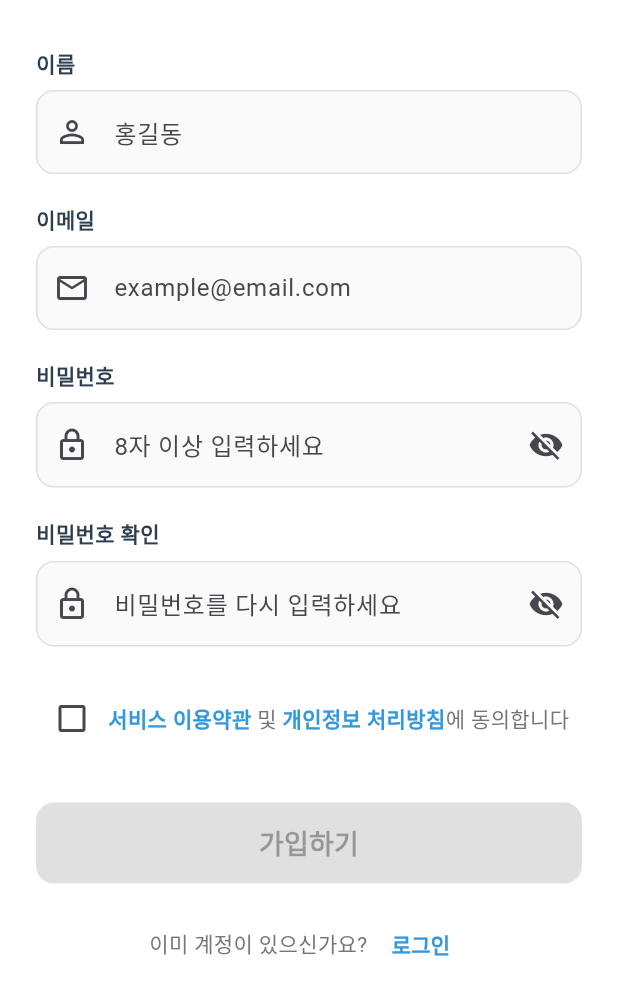
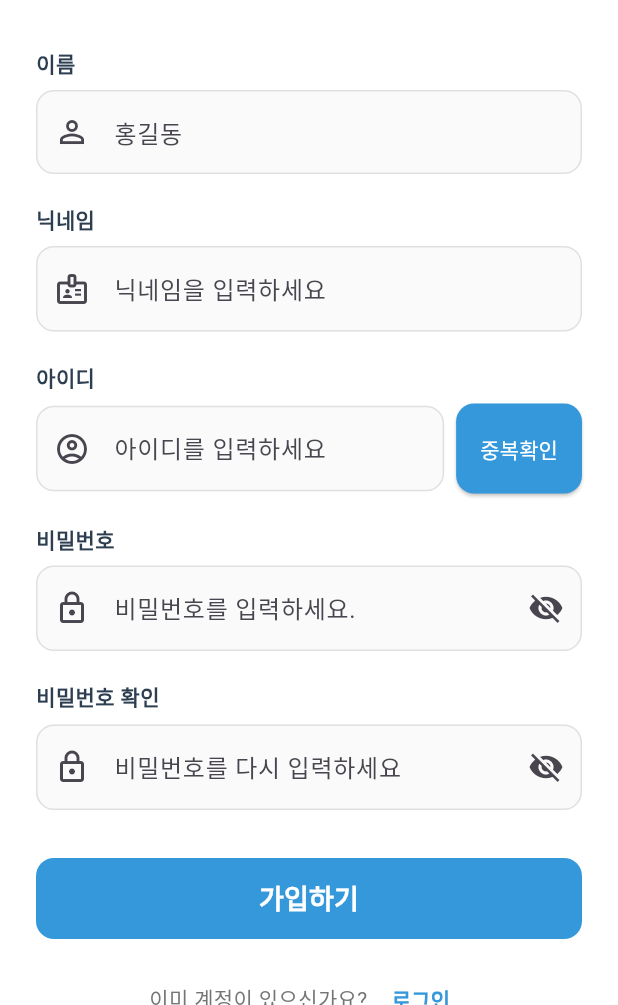
Before and after one commit to ubzzang/moneylog_app, a Flutter app: the SignupScreen screen opened directly, on a phone screen of 412 x 824 dp, the part 231-1236 px from its top. Run offline on Flutter 3.47's test engine with Material 3 defaults, Android fonts, the light colour scheme and no system bars; our stand-ins replace shared_preferences, table_calendar; accounts and stored records are empty; Roboto replaces fonts that are missing (GmarketSans).

Commit message:
로그인 / 회원가입 기능 연결

```diff
--- /dev/null
+++ b/lib/common/constants.dart
@@ -0,0 +1,7 @@
+class Constants {
+  static const String BASE_API_URL = 'http://10.0.2.2:8080';
+
+  // API 엔드포인트
+  static const String AUTH_ENDPOINT = '/api/authentication';
+  static const String MEMBER_ENDPOINT = '/api/members';
+}
--- a/lib/main.dart
+++ b/lib/main.dart
@@ -16,7 +16,7 @@ class MyApp extends StatelessWidget {
         fontFamily: 'GmarketSans',
         primaryColor: Color(0xFF3498DB),
       ),
-      home: const HomeScreen(isLoggedIn: true),
+      home: const HomeScreen(isLoggedIn: false),
     );
   }
 }
--- a/lib/screens/signup_screen.dart
+++ b/lib/screens/signup_screen.dart
@@ -1,4 +1,6 @@
 import 'package:flutter/material.dart';
+import 'dart:convert';
+import '../services/auth_service.dart';
 
 class SignupScreen extends StatefulWidget {
   const SignupScreen({super.key});
@@ -9,13 +11,16 @@ class SignupScreen extends StatefulWidget {
 
 class _SignupScreenState extends State<SignupScreen> {
   final TextEditingController _nameController = TextEditingController();
-  final TextEditingController _emailController = TextEditingController();
+  final TextEditingController _nicknameController = TextEditingController();
+  final TextEditingController _usernameController = TextEditingController();
   final TextEditingController _passwordController = TextEditingController();
   final TextEditingController _confirmPasswordController = TextEditingController();
+  final AuthService _authService = AuthService();  // 추가!
+
   bool _isLoading = false;
   bool _obscurePassword = true;
   bool _obscureConfirmPassword = true;
-  bool _agreedToTerms = false;
+  bool? _usernameAvailable;  // 아이디 중복 체크 결과
 
   @override
   Widget build(BuildContext context) {
@@ -95,9 +100,9 @@ class _SignupScreenState extends State<SignupScreen> {
               ),
               const SizedBox(height: 20),
 
-              // 이메일 입력
+              // 닉네임 입력 (추가!)
               Text(
-                '이메일',
+                '닉네임',
                 style: TextStyle(
                   fontSize: 14,
                   fontWeight: FontWeight.bold,
@@ -106,10 +111,10 @@ class _SignupScreenState extends State<SignupScreen> {
               ),
               const SizedBox(height: 8),
               TextField(
-                controller: _emailController,
+                controller: _nicknameController,
                 decoration: InputDecoration(
-                  hintText: 'example@email.com',
-                  prefixIcon: Icon(Icons.email_outlined),
+                  hintText: '닉네임을 입력하세요',
+                  prefixIcon: Icon(Icons.badge_outlined),
                   border: OutlineInputBorder(
                     borderRadius: BorderRadius.circular(12),
                   ),
@@ -124,8 +129,81 @@ class _SignupScreenState extends State<SignupScreen> {
                     borderSide: BorderSide(color: Color(0xFF3498DB), width: 2),
                   ),
                 ),
-                keyboardType: TextInputType.emailAddress,
               ),
+              const SizedBox(height: 20),
+
+              // 아이디 입력 (변경!)
+              Text(
+                '아이디',
+                style: TextStyle(
+                  fontSize: 14,
+                  fontWeight: FontWeight.bold,
+                  color: Color(0xFF2C3E50),
+                ),
+              ),
+              const SizedBox(height: 8),
+              Row(
+                children: [
+                  Expanded(
+                    child: TextField(
+                      controller: _usernameController,
+                      decoration: InputDecoration(
+                        hintText: '아이디를 입력하세요',
+                        prefixIcon: Icon(Icons.account_circle_outlined),
+                        border: OutlineInputBorder(
+                          borderRadius: BorderRadius.circular(12),
+                        ),
+                        filled: true,
+                        fillColor: Colors.grey[50],
+                        enabledBorder: OutlineInputBorder(
+                          borderRadius: BorderRadius.circular(12),
+                          borderSide: BorderSide(color: Colors.grey[300]!),
+                        ),
+                        focusedBorder: OutlineInputBorder(
+                          borderRadius: BorderRadius.circular(12),
+                          borderSide: BorderSide(color: Color(0xFF3498DB), width: 2),
+                        ),
+                      ),
+                      onChanged: (value) {
+                        // 아이디 입력 변경시 중복체크 결과 초기화
+                        setState(() {
+                          _usernameAvailable = null;
+                        });
+                      },
+                    ),
+                  ),
+                  const SizedBox(width: 8),
+                  ElevatedButton(
+                    onPressed: _checkUsername,
+                    style: ElevatedButton.styleFrom(
+                      backgroundColor: Color(0xFF3498DB),
+                      foregroundColor: Colors.white,
+                      padding: EdgeInsets.symmetric(horizontal: 16, vertical: 20),
+                      shape: RoundedRectangleBorder(
+                        borderRadius: BorderRadius.circular(12),
+                      ),
+                    ),
+                    child: Text('중복확인'),
+                  ),
+                ],
+              ),
+              // 중복 체크 결과 표시
+              if (_usernameAvailable == true)
+                Padding(
+                  padding: const EdgeInsets.only(top: 8, left: 12),
+                  child: Text(
+                    '사용 가능한 아이디입니다.',
+                    style: TextStyle(color: Colors.green, fontSize: 12),
+                  ),
+                ),
+              if (_usernameAvailable == false)
+                Padding(
+                  padding: const EdgeInsets.only(top: 8, left: 12),
+                  child: Text(
+                    '이미 존재하는 아이디입니다.',
+                    style: TextStyle(color: Colors.red, fontSize: 12),
+                  ),
+                ),
               const SizedBox(height: 20),
 
               // 비밀번호 입력
@@ -141,7 +219,7 @@ class _SignupScreenState extends State<SignupScreen> {
               TextField(
                 controller: _passwordController,
                 decoration: InputDecoration(
-                  hintText: '8자 이상 입력하세요',
+                  hintText: '비밀번호를 입력하세요.',
                   prefixIcon: Icon(Icons.lock_outlined),
                   suffixIcon: IconButton(
                     icon: Icon(
@@ -212,63 +290,23 @@ class _SignupScreenState extends State<SignupScreen> {
                 ),
                 obscureText: _obscureConfirmPassword,
               ),
-              const SizedBox(height: 24),
-
-              // 약관 동의
-              Row(
-                children: [
-                  Checkbox(
-                    value: _agreedToTerms,
-                    onChanged: (value) {
-                      setState(() {
-                        _agreedToTerms = value ?? false;
-                      });
-                    },
-                    activeColor: Color(0xFF3498DB),
-                  ),
-                  Expanded(
-                    child: GestureDetector(
-                      onTap: () {
-                        setState(() {
-                          _agreedToTerms = !_agreedToTerms;
-                        });
-                      },
-                      child: Text.rich(
-                        TextSpan(
-                          text: '서비스 이용약관',
-                          style: TextStyle(
-                            color: Color(0xFF3498DB),
-                            fontWeight: FontWeight.bold,
-                          ),
-                          children: [
-                            TextSpan(
-                              text: ' 및 ',
-                              style: TextStyle(
-                                color: Colors.grey[600],
-                                fontWeight: FontWeight.normal,
-                              ),
-                            ),
-                            TextSpan(
-                              text: '개인정보 처리방침',
-                              style: TextStyle(
-                                color: Color(0xFF3498DB),
-                                fontWeight: FontWeight.bold,
-                              ),
-                            ),
-                            TextSpan(
-                              text: '에 동의합니다',
-                              style: TextStyle(
-                                color: Colors.grey[600],
-                                fontWeight: FontWeight.normal,
-                              ),
-                            ),
-                          ],
-                        ),
-                      ),
+              // 비밀번호 일치 여부 표시
+              if (_confirmPasswordController.text.isNotEmpty)
+                Padding(
+                  padding: const EdgeInsets.only(top: 8, left: 12),
+                  child: Text(
+                    _passwordController.text == _confirmPasswordController.text
+                        ? '비밀번호가 일치합니다.'
+                        : '비밀번호가 일치하지 않습니다.',
+                    style: TextStyle(
+                      color: _passwordController.text == _confirmPasswordController.text
+                          ? Colors.green
+                          : Colors.red,
+                      fontSize: 12,
                     ),
                   ),
-                ],
-              ),
+                ),
+
               const SizedBox(height: 32),
 
               // 회원가입 버튼
@@ -276,7 +314,7 @@ class _SignupScreenState extends State<SignupScreen> {
                 width: double.infinity,
                 height: 54,
                 child: ElevatedButton(
-                  onPressed: (_isLoading || !_agreedToTerms) ? null : _handleSignup,
+                  onPressed: _isLoading ? null : _handleSignup,
                   style: ElevatedButton.styleFrom(
                     backgroundColor: Color(0xFF3498DB),
                     foregroundColor: Colors.white,
@@ -338,6 +376,30 @@ class _SignupScreenState extends State<SignupScreen> {
     );
   }
 
+  // 아이디 중복 체크
+  void _checkUsername() async {
+    if (_usernameController.text.trim().isEmpty) {
+      _showSnackBar('아이디를 입력해주세요');
+      return;
+    }
+
+    try {
+      final response = await _authService.checkUsernameService(
+        _usernameController.text.trim(),
+      );
+
+      if (response.statusCode == 200) {
+        final data = jsonDecode(response.body);
+        setState(() {
+          _usernameAvailable = data['available'] ?? false;
+        });
+      }
+    } catch (e) {
+      _showSnackBar('중복 확인에 실패했습니다.');
+      print('중복 체크 에러: $e');
+    }
+  }
+
   // 회원가입 처리
   void _handleSignup() async {
     // 입력 검증
@@ -345,12 +407,16 @@ class _SignupScreenState extends State<SignupScreen> {
       _showSnackBar('이름을 입력해주세요');
       return;
     }
-    if (_emailController.text.trim().isEmpty) {
-      _showSnackBar('이메일을 입력해주세요');
+    if (_nicknameController.text.trim().isEmpty) {
+      _showSnackBar('닉네임을 입력해주세요');
       return;
     }
-    if (_passwordController.text.length < 8) {
-      _showSnackBar('비밀번호는 8자 이상이어야 합니다');
+    if (_usernameController.text.trim().isEmpty) {
+      _showSnackBar('아이디를 입력해주세요');
+      return;
+    }
+    if (_usernameAvailable != true) {
+      _showSnackBar('아이디 중복 확인을 해주세요');
       return;
     }
     if (_passwordController.text != _confirmPasswordController.text) {
@@ -363,28 +429,29 @@ class _SignupScreenState extends State<SignupScreen> {
     });
 
     try {
-      // TODO: 실제 API 호출
-      // final response = await http.post(
-      //   Uri.parse('https://your-api.com/signup'),
-      //   headers: {'Content-Type': 'application/json'},
-      //   body: jsonEncode({
-      //     'name': _nameController.text,
-      //     'email': _emailController.text,
-      //     'password': _passwordController.text,
-      //   }),
-      // );
+      final response = await _authService.registerService({
+        'username': _usernameController.text.trim(),
+        'password': _passwordController.text.trim(),
+        'name': _nameController.text.trim(),
+        'nickname': _nicknameController.text.trim(),
+      });
 
-      // 임시: 2초 대기
-      await Future.delayed(Duration(seconds: 2));
+      if (!mounted) return;
 
-      // 회원가입 성공
-      if (mounted) {
+      if (response.statusCode == 200 || response.statusCode == 201) {
         _showSnackBar('회원가입이 완료되었습니다!');
         await Future.delayed(Duration(seconds: 1));
         Navigator.pop(context);
+      } else if (response.statusCode == 409) {
+        _showSnackBar('이미 존재하는 아이디입니다.');
+      } else {
+        _showSnackBar('회원가입에 실패했습니다.');
       }
     } catch (e) {
-      _showSnackBar('회원가입에 실패했습니다. 다시 시도해주세요.');
+      if (mounted) {
+        _showSnackBar('네트워크 오류가 발생했습니다. 다시 시도해주세요.');
+      }
+      print('회원가입 에러: $e');
     } finally {
       if (mounted) {
         setState(() {
@@ -410,7 +477,8 @@ class _SignupScreenState extends State<SignupScreen> {
   @override
   void dispose() {
     _nameController.dispose();
-    _emailController.dispose();
+    _nicknameController.dispose();
+    _usernameController.dispose();
     _passwordController.dispose();
     _confirmPasswordController.dispose();
     super.dispose();
```
Also changed, not shown: lib/screens/login_screen.dart (+49 -31 lines), lib/services/auth_service.dart (added, +46 -0 lines), lib/services/base_service.dart (added, +18 -0 lines), pubspec.yaml (+9 -0 lines), assets/images/logo.png (added), pubspec.lock, 4 other files.
